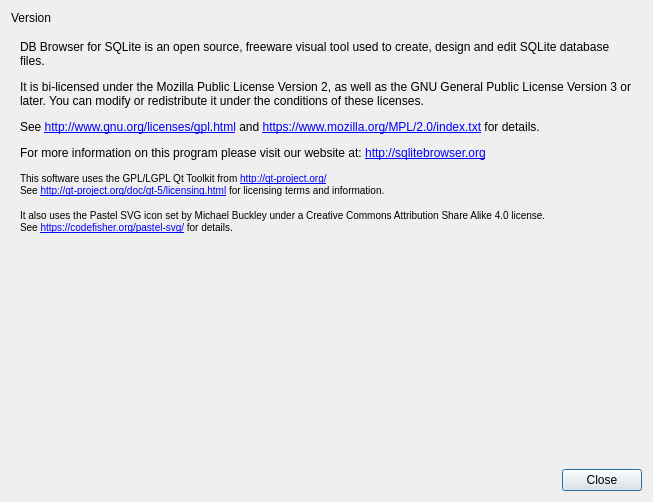
Above: src/AboutDialog.ui from sqlitebrowser/sqlitebrowser before the change. Below: the same form after it.
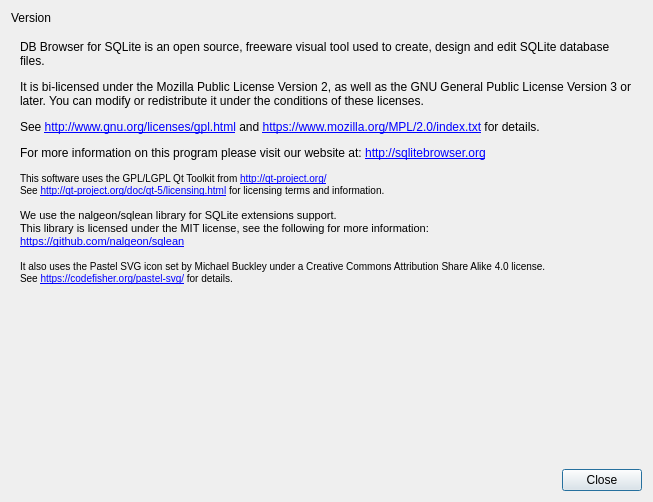
That is the form after the change. Icons and pictures are not drawn.

Commit message: Add license information about nalgeon/sqlean

Patch:
```diff
--- a/src/AboutDialog.ui
+++ b/src/AboutDialog.ui
@@ -80,15 +80,14 @@
         <x>0</x>
         <y>0</y>
         <width>635</width>
-        <height>349</height>
+        <height>350</height>
        </rect>
       </property>
       <layout class="QVBoxLayout" name="verticalLayout_2">
        <item>
         <widget class="QLabel" name="label">
          <property name="text">
-          <string>&lt;html&gt;&lt;head/&gt;&lt;body&gt;&lt;p&gt;DB Browser for SQLite is an open source, freeware visual tool used to create, design and edit SQLite database files.&lt;/p&gt;&lt;p&gt;It is bi-licensed under the Mozilla Public License Version 2, as well as the GNU General Public License Version 3 or later. You can modify or redistribute it under the conditions of these licenses.&lt;/p&gt;&lt;p&gt;See &lt;a href=&quot;http://www.gnu.org/licenses/gpl.html&quot;&gt;http://www.gnu.org/licenses/gpl.html&lt;/a&gt; and &lt;a href=&quot;https://www.mozilla.org/MPL/2.0/index.txt&quot;&gt;https://www.mozilla.org/MPL/2.0/index.txt&lt;/a&gt; for details.&lt;/p&gt;&lt;p&gt;For more information on this program please visit our website at: &lt;a href=&quot;http://sqlitebrowser.org&quot;&gt;http://sqlitebrowser.org&lt;/a&gt;&lt;/p&gt;&lt;p&gt;&lt;span style=&quot; font-size:small;&quot;&gt;This software uses the GPL/LGPL Qt Toolkit from &lt;/span&gt;&lt;a href=&quot;http://qt-project.org/&quot;&gt;&lt;span style=&quot; font-size:small;&quot;&gt;http://qt-project.org/&lt;/span&gt;&lt;/a&gt;&lt;span style=&quot; font-size:small;&quot;&gt;&lt;br/&gt;See &lt;/span&gt;&lt;a href=&quot;http://qt-project.org/doc/qt-5/licensing.html&quot;&gt;&lt;span style=&quot; font-size:small;&quot;&gt;http://qt-project.org/doc/qt-5/licensing.html&lt;/span&gt;&lt;/a&gt;&lt;span style=&quot; font-size:small;&quot;&gt; for licensing terms and information.&lt;/span&gt;&lt;/p&gt;&lt;p&gt;&lt;span style=&quot; font-size:small;&quot;&gt;It also uses the Pastel SVG icon set by Michael Buckley under a Creative Commons
-Attribution Share Alike 4.0 license.&lt;br/&gt;See &lt;/span&gt;&lt;a href=&quot;https://codefisher.org/pastel-svg/&quot;&gt;&lt;span style=&quot; font-size:small;&quot;&gt;https://codefisher.org/pastel-svg/&lt;/span&gt;&lt;/a&gt;&lt;span style=&quot; font-size:small;&quot;&gt; for details.&lt;/span&gt;&lt;/p&gt;&lt;/body&gt;&lt;/html&gt;</string>
+          <string>&lt;html&gt;&lt;head/&gt;&lt;body&gt;&lt;p&gt;DB Browser for SQLite is an open source, freeware visual tool used to create, design and edit SQLite database files.&lt;/p&gt;&lt;p&gt;It is bi-licensed under the Mozilla Public License Version 2, as well as the GNU General Public License Version 3 or later. You can modify or redistribute it under the conditions of these licenses.&lt;/p&gt;&lt;p&gt;See &lt;a href=&quot;http://www.gnu.org/licenses/gpl.html&quot;&gt;&lt;span style=&quot; text-decoration: underline; color:#0000ff;&quot;&gt;http://www.gnu.org/licenses/gpl.html&lt;/span&gt;&lt;/a&gt; and &lt;a href=&quot;https://www.mozilla.org/MPL/2.0/index.txt&quot;&gt;&lt;span style=&quot; text-decoration: underline; color:#0000ff;&quot;&gt;https://www.mozilla.org/MPL/2.0/index.txt&lt;/span&gt;&lt;/a&gt; for details.&lt;/p&gt;&lt;p&gt;For more information on this program please visit our website at: &lt;a href=&quot;http://sqlitebrowser.org&quot;&gt;&lt;span style=&quot; text-decoration: underline; color:#0000ff;&quot;&gt;http://sqlitebrowser.org&lt;/span&gt;&lt;/a&gt;&lt;/p&gt;&lt;p&gt;&lt;span style=&quot; font-size:small;&quot;&gt;This software uses the GPL/LGPL Qt Toolkit from &lt;/span&gt;&lt;a href=&quot;http://qt-project.org/&quot;&gt;&lt;span style=&quot; font-size:small; text-decoration: underline; color:#0000ff;&quot;&gt;http://qt-project.org/&lt;/span&gt;&lt;/a&gt;&lt;span style=&quot; font-size:small;&quot;&gt;&lt;br/&gt;See &lt;/span&gt;&lt;a href=&quot;http://qt-project.org/doc/qt-5/licensing.html&quot;&gt;&lt;span style=&quot; font-size:small; text-decoration: underline; color:#0000ff;&quot;&gt;http://qt-project.org/doc/qt-5/licensing.html&lt;/span&gt;&lt;/a&gt;&lt;span style=&quot; font-size:small;&quot;&gt; for licensing terms and information.&lt;/span&gt;&lt;/p&gt;&lt;p&gt;&lt;span style=&quot; font-size:8pt;&quot;&gt;We use the nalgeon/sqlean library for SQLite extensions support.&lt;br/&gt;This library is licensed under the MIT license, see the following for more information:&lt;br/&gt;&lt;/span&gt;&lt;a href=&quot;https://github.com/nalgeon/sqlean&quot;&gt;&lt;span style=&quot; font-size:8pt; text-decoration: underline; color:#0000ff;&quot;&gt;https://github.com/nalgeon/sqlean&lt;/span&gt;&lt;/a&gt;&lt;/p&gt;&lt;p&gt;&lt;span style=&quot; font-size:small;&quot;&gt;It also uses the Pastel SVG icon set by Michael Buckley under a Creative Commons Attribution Share Alike 4.0 license.&lt;br/&gt;See &lt;/span&gt;&lt;a href=&quot;https://codefisher.org/pastel-svg/&quot;&gt;&lt;span style=&quot; font-size:small; text-decoration: underline; color:#0000ff;&quot;&gt;https://codefisher.org/pastel-svg/&lt;/span&gt;&lt;/a&gt;&lt;span style=&quot; font-size:small;&quot;&gt; for details.&lt;/span&gt;&lt;/p&gt;&lt;/body&gt;&lt;/html&gt;</string>
          </property>
          <property name="alignment">
           <set>Qt::AlignLeading|Qt::AlignLeft|Qt::AlignTop</set>
```
